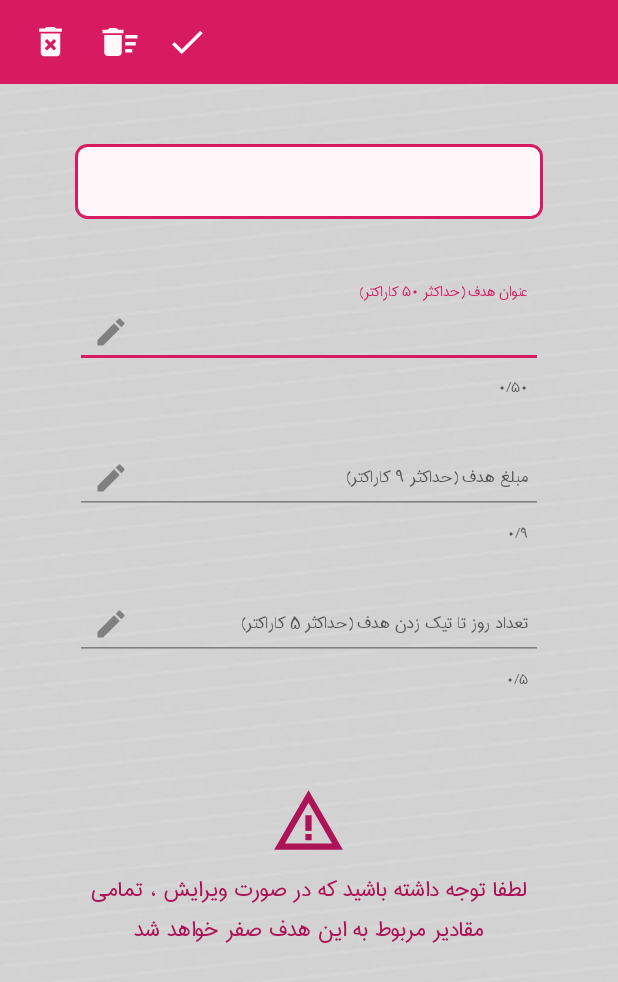
After one commit to kasra-07/TickVision, an Android app: the EditActivity screen opened directly, with no data from a screen before it, on a phone screen of 412 x 824 dp. The commit adds this screen. Shown: the top 982 px of the screen. Run offline under Robolectric (Android 15) with nearby library versions, the light colour scheme and no system bars.

Commit message:
end create activity_edit.xml

```diff
--- a/app/src/main/AndroidManifest.xml
+++ b/app/src/main/AndroidManifest.xml
@@ -18,6 +18,9 @@
         android:supportsRtl="true"
         android:theme="@style/Theme.TickVision"
         tools:targetApi="31">
+        <activity
+            android:name=".EditActivity"
+            android:exported="false" />
         <activity
             android:name=".DisconnectActivity"
             android:exported="false" />
--- /dev/null
+++ b/app/src/main/java/ir/mahchegroup/tickvision/EditActivity.java
@@ -0,0 +1,14 @@
+package ir.mahchegroup.tickvision;
+
+import androidx.appcompat.app.AppCompatActivity;
+
+import android.os.Bundle;
+
+public class EditActivity extends AppCompatActivity {
+
+    @Override
+    protected void onCreate(Bundle savedInstanceState) {
+        super.onCreate(savedInstanceState);
+        setContentView(R.layout.activity_edit);
+    }
+}
--- a/app/src/main/java/ir/mahchegroup/tickvision/HomeActivity.java
+++ b/app/src/main/java/ir/mahchegroup/tickvision/HomeActivity.java
@@ -84,7 +84,7 @@ public class HomeActivity extends AppCompatActivity implements GetCountVision.On
         int id = android.R.id.home;
         if (item.getItemId() == id) {
             if (menu.isOpened()) {
-                menu.close(true);
+                closeMenu();
                 new Handler().postDelayed(() -> drawer.openDrawer(Gravity.RIGHT), 400);
             } else {
                 if (drawer.isDrawerOpen(Gravity.RIGHT)) {
@@ -147,6 +147,16 @@ public class HomeActivity extends AppCompatActivity implements GetCountVision.On
         initTableViewAndTimeView();
 
         initIncomeViewAndPaymentView();
+
+        setMenu();
+
+        incomeLayout.setOnClickListener(v -> {
+            Toast.makeText(this, "income", Toast.LENGTH_SHORT).show();
+        });
+
+        paymentLayout.setOnClickListener(v -> {
+            Toast.makeText(this, "payment", Toast.LENGTH_SHORT).show();
+        });
     }
 
     @SuppressLint("InflateParams")
@@ -243,8 +253,26 @@ public class HomeActivity extends AppCompatActivity implements GetCountVision.On
         tvRest.setTextColor(isTick.equals("0") ? (rest > 0 ? getColor(R.color.primary_color) : getColor(R.color.accent_color)) : getColor(R.color.gray));
     }
 
+    @SuppressLint("InflateParams")
     private void initIncomeViewAndPaymentView() {
-        incomeView = inflater.inflate(R.layout)
+        if (incomeLayout.getChildAt(0) != null) {
+            incomeLayout.removeAllViews();
+        }
+
+        if (paymentLayout.getChildAt(0) != null) {
+            incomeLayout.removeAllViews();
+        }
+
+        String isTick = selectVisionModel.getIs_tick();
+
+        incomeView = inflater.inflate(isTick.equals("0") ? R.layout.income_view : R.layout.income_view_gray, null);
+        paymentView = inflater.inflate(isTick.equals("0") ? R.layout.payment_view : R.layout.payment_view_gray, null);
+
+        incomeLayout.addView(incomeView);
+        paymentLayout.addView(paymentView);
+
+        incomeLayout.setEnabled(isTick.equals("0"));
+        paymentLayout.setEnabled(isTick.equals("0"));
     }
 
     private void setMenu() {
@@ -263,19 +291,19 @@ public class HomeActivity extends AppCompatActivity implements GetCountVision.On
 
         menu.getChildAt(0).setOnClickListener(view -> {
             closeMenu();
-            addVisionDialog.show();
+            new Handler().postDelayed(() -> addVisionDialog.show(), 400);
         });
 
         menu.getChildAt(1).setOnClickListener(view -> {
             closeMenu();
             isCheckDayMode = true;
-            selectVisionDialog.show();
+            new Handler().postDelayed(() -> selectVisionDialog.show(), 400);
         });
 
         menu.getChildAt(2).setOnClickListener(view -> {
+            closeMenu();
             isCheckDayMode = false;
-            closeMenu();
-            selectVisionDialog.show();
+            new Handler().postDelayed(() -> selectVisionDialog.show(), 400);
         });
     }
 
@@ -477,7 +505,7 @@ public class HomeActivity extends AppCompatActivity implements GetCountVision.On
             intent.setFlags(Intent.FLAG_ACTIVITY_NEW_TASK);
             intent.setFlags(Intent.FLAG_ACTIVITY_NO_ANIMATION);
             startActivity(intent);
-            overridePendingTransition(0,0);
+            overridePendingTransition(0, 0);
             finish();
         } else {
             startNormallyActivity();
--- /dev/null
+++ b/app/src/main/res/drawable/ic_all_del.xml
@@ -0,0 +1,10 @@
+<vector xmlns:android="http://schemas.android.com/apk/res/android"
+    android:width="28dp"
+    android:height="28dp"
+    android:tint="#000000"
+    android:viewportWidth="24"
+    android:viewportHeight="24">
+    <path
+        android:fillColor="@android:color/white"
+        android:pathData="M15,16h4v2h-4zM15,8h7v2h-7zM15,12h6v2h-6zM3,18c0,1.1 0.9,2 2,2h6c1.1,0 2,-0.9 2,-2L13,8L3,8v10zM14,5h-3l-1,-1L6,4L5,5L2,5v2h12z" />
+</vector>
--- /dev/null
+++ b/app/src/main/res/drawable/ic_del.xml
@@ -0,0 +1,10 @@
+<vector xmlns:android="http://schemas.android.com/apk/res/android"
+    android:width="26dp"
+    android:height="26dp"
+    android:tint="#000000"
+    android:viewportWidth="24"
+    android:viewportHeight="24">
+    <path
+        android:fillColor="@android:color/white"
+        android:pathData="M6,19c0,1.1 0.9,2 2,2h8c1.1,0 2,-0.9 2,-2L18,7L6,7v12zM8.46,11.88l1.41,-1.41L12,12.59l2.12,-2.12 1.41,1.41L13.41,14l2.12,2.12 -1.41,1.41L12,15.41l-2.12,2.12 -1.41,-1.41L10.59,14l-2.13,-2.12zM15.5,4l-1,-1h-5l-1,1L5,4v2h14L19,4z" />
+</vector>
--- /dev/null
+++ b/app/src/main/res/drawable/ic_income.xml
@@ -0,0 +1,9 @@
+<vector xmlns:android="http://schemas.android.com/apk/res/android"
+    android:width="24dp"
+    android:height="24dp"
+    android:viewportWidth="24"
+    android:viewportHeight="24">
+    <path
+        android:fillColor="@color/accent_color"
+        android:pathData="M4,12l1.41,1.41L11,7.83V20h2V7.83l5.58,5.59L20,12l-8,-8 -8,8z" />
+</vector>
--- /dev/null
+++ b/app/src/main/res/drawable/ic_payment.xml
@@ -0,0 +1,9 @@
+<vector xmlns:android="http://schemas.android.com/apk/res/android"
+    android:width="24dp"
+    android:height="24dp"
+    android:viewportWidth="24"
+    android:viewportHeight="24">
+    <path
+        android:fillColor="@color/primary_color"
+        android:pathData="M20,12l-1.41,-1.41L13,16.17V4h-2v12.17l-5.58,-5.59L4,12l8,8 8,-8z" />
+</vector>
--- /dev/null
+++ b/app/src/main/res/drawable/ic_tick.xml
@@ -0,0 +1,10 @@
+<vector xmlns:android="http://schemas.android.com/apk/res/android"
+    android:width="28dp"
+    android:height="28dp"
+    android:tint="#000000"
+    android:viewportWidth="24"
+    android:viewportHeight="24">
+    <path
+        android:fillColor="@android:color/white"
+        android:pathData="M9,16.17L4.83,12l-1.42,1.41L9,19 21,7l-1.41,-1.41z" />
+</vector>
--- /dev/null
+++ b/app/src/main/res/drawable/ic_warning.xml
@@ -0,0 +1,16 @@
+<vector xmlns:android="http://schemas.android.com/apk/res/android"
+    android:width="24dp"
+    android:height="24dp"
+    android:tint="#000000"
+    android:viewportWidth="24"
+    android:viewportHeight="24">
+    <path
+        android:fillColor="@android:color/white"
+        android:pathData="M12,5.99L19.53,19H4.47L12,5.99M12,2L1,21h22L12,2L12,2z" />
+    <path
+        android:fillColor="@android:color/white"
+        android:pathData="M13,16l-2,0l0,2l2,0z" />
+    <path
+        android:fillColor="@android:color/white"
+        android:pathData="M13,10l-2,0l0,5l2,0z" />
+</vector>
--- /dev/null
+++ b/app/src/main/res/drawable/income_view_background.xml
@@ -0,0 +1,9 @@
+<?xml version="1.0" encoding="utf-8"?>
+<shape xmlns:android="http://schemas.android.com/apk/res/android"
+    android:shape="rectangle">
+    <solid android:color="@color/transparent" />
+    <stroke
+        android:width="@dimen/normal_line_size"
+        android:color="@color/accent_color" />
+    <corners android:radius="10dp" />
+</shape>
--- /dev/null
+++ b/app/src/main/res/drawable/payment_view_background.xml
@@ -0,0 +1,9 @@
+<?xml version="1.0" encoding="utf-8"?>
+<shape xmlns:android="http://schemas.android.com/apk/res/android"
+    android:shape="rectangle">
+    <solid android:color="@color/transparent" />
+    <stroke
+        android:width="@dimen/normal_line_size"
+        android:color="@color/primary_color" />
+    <corners android:radius="10dp" />
+</shape>
--- /dev/null
+++ b/app/src/main/res/layout/activity_edit.xml
@@ -0,0 +1,210 @@
+<?xml version="1.0" encoding="utf-8"?>
+<RelativeLayout xmlns:android="http://schemas.android.com/apk/res/android"
+    xmlns:app="http://schemas.android.com/apk/res-auto"
+    xmlns:tools="http://schemas.android.com/tools"
+    android:layout_width="match_parent"
+    android:layout_height="match_parent"
+    android:background="@drawable/background"
+    tools:context=".EditActivity">
+
+    <androidx.appcompat.widget.Toolbar
+        android:id="@+id/edit_toolbar"
+        android:layout_width="match_parent"
+        android:layout_height="?attr/actionBarSize"
+        android:layout_alignParentTop="true"
+        android:theme="@style/ThemeOverlay.AppCompat.Dark.ActionBar"
+        android:background="@color/primary_color"
+        android:layoutDirection="rtl">
+
+        <RelativeLayout
+            android:layout_width="match_parent"
+            android:layout_height="match_parent">
+
+            <ImageView
+                android:id="@+id/del_vision"
+                android:layout_width="wrap_content"
+                android:layout_height="wrap_content"
+                android:layout_alignParentEnd="true"
+                android:layout_centerVertical="true"
+                android:layout_marginEnd="15dp"
+                android:padding="5dp"
+                android:src="@drawable/ic_del"
+                app:tint="@color/primary_text_color"
+                tools:ignore="ContentDescription" />
+
+            <ImageView
+                android:id="@+id/del_all_vision"
+                android:layout_width="wrap_content"
+                android:layout_height="wrap_content"
+                android:layout_alignEnd="@id/del_vision"
+                android:layout_centerVertical="true"
+                android:layout_marginEnd="45dp"
+                android:padding="5dp"
+                android:src="@drawable/ic_all_del"
+                app:tint="@color/primary_text_color"
+                tools:ignore="ContentDescription" />
+
+            <ImageView
+                android:id="@+id/edit_vision"
+                android:layout_width="wrap_content"
+                android:layout_height="wrap_content"
+                android:layout_alignParentEnd="true"
+                android:layout_centerVertical="true"
+                android:layout_marginEnd="105dp"
+                android:padding="5dp"
+                android:src="@drawable/ic_tick"
+                app:tint="@color/primary_text_color"
+                tools:ignore="ContentDescription" />
+
+        </RelativeLayout>
+
+    </androidx.appcompat.widget.Toolbar>
+
+
+    <TextView
+        android:id="@+id/tv_title_edit"
+        android:layout_width="match_parent"
+        android:layout_height="wrap_content"
+        android:layout_below="@id/edit_toolbar"
+        android:layout_marginStart="50dp"
+        android:layout_marginTop="40dp"
+        android:layout_marginEnd="50dp"
+        android:background="@drawable/red_edt_background"
+        android:paddingStart="10dp"
+        android:paddingTop="10dp"
+        android:paddingEnd="10dp"
+        android:paddingBottom="10dp"
+        android:textAlignment="center"
+        android:textColor="@color/primary_color"
+        android:textSize="@dimen/title_size"
+        tools:text="خرید خودرو" />
+
+    <com.google.android.material.textfield.TextInputLayout
+        android:id="@+id/title_layout"
+        android:layout_width="match_parent"
+        android:layout_height="wrap_content"
+        android:layout_below="@id/tv_title_edit"
+        android:layout_marginStart="@dimen/margin_left_right_signup"
+        android:layout_marginTop="40dp"
+        android:layout_marginEnd="@dimen/margin_left_right_signup"
+        app:counterEnabled="true"
+        app:counterMaxLength="50"
+        app:errorIconTint="@color/red"
+        app:errorTextAppearance="@color/red"
+        app:errorTextColor="@color/red"
+        app:startIconDrawable="@drawable/ic_edit"
+        app:startIconTint="@color/gray">
+
+        <com.google.android.material.textfield.TextInputEditText
+            android:id="@+id/edt_title"
+            android:layout_width="match_parent"
+            android:layout_height="match_parent"
+            android:hint="@string/title_vision_text"
+            android:inputType="text"
+            android:maxLength="50"
+            android:maxLines="1"
+            android:paddingStart="@dimen/edt_padding"
+            android:paddingEnd="@dimen/edt_padding"
+            android:textCursorDrawable="@drawable/red_cursor"
+            android:textSize="@dimen/normal_text_size"
+            tools:ignore="VisualLintTextFieldSize,TextContrastCheck" />
+
+    </com.google.android.material.textfield.TextInputLayout>
+
+    <com.google.android.material.textfield.TextInputLayout
+        android:id="@+id/amount_layout"
+        android:layout_width="match_parent"
+        android:layout_height="wrap_content"
+        android:layout_below="@id/title_layout"
+        android:layout_marginStart="@dimen/margin_left_right_signup"
+        android:layout_marginTop="@dimen/margin_top_text_input_layout"
+        android:layout_marginEnd="@dimen/margin_left_right_signup"
+        app:counterEnabled="true"
+        app:counterMaxLength="9"
+        app:errorIconTint="@color/red"
+        app:errorTextAppearance="@color/red"
+        app:errorTextColor="@color/red"
+        app:startIconDrawable="@drawable/ic_edit"
+        app:startIconTint="@color/gray">
+
+        <com.google.android.material.textfield.TextInputEditText
+            android:id="@+id/edt_amount"
+            android:layout_width="match_parent"
+            android:layout_height="match_parent"
+            android:hint="@string/amount_vision_text"
+            android:inputType="number"
+            android:maxLength="9"
+            android:maxLines="1"
+            android:paddingStart="@dimen/edt_padding"
+            android:paddingEnd="@dimen/edt_padding"
+            android:textCursorDrawable="@drawable/red_cursor"
+            android:textSize="@dimen/normal_text_size"
+            tools:ignore="TextContrastCheck,VisualLintTextFieldSize" />
+
+    </com.google.android.material.textfield.TextInputLayout>
+
+    <com.google.android.material.textfield.TextInputLayout
+        android:id="@+id/day_layout"
+        android:layout_width="match_parent"
+        android:layout_height="wrap_content"
+        android:layout_below="@id/amount_layout"
+        android:layout_marginStart="@dimen/margin_left_right_signup"
+        android:layout_marginTop="@dimen/margin_top_text_input_layout"
+        android:layout_marginEnd="@dimen/margin_left_right_signup"
+        app:counterEnabled="true"
+        app:counterMaxLength="5"
+        app:errorIconDrawable="@null"
+        app:errorIconTint="@color/red"
+        app:errorTextAppearance="@color/red"
+        app:errorTextColor="@color/red"
+        app:passwordToggleTint="@color/gray"
+        app:startIconDrawable="@drawable/ic_edit"
+        app:startIconTint="@color/gray">
+
+        <com.google.android.material.textfield.TextInputEditText
+            android:id="@+id/edt_day"
+            android:layout_width="match_parent"
+            android:layout_height="match_parent"
+            android:hint="@string/day_vision_text"
+            android:inputType="number"
+            android:maxLength="5"
+            android:maxLines="1"
+            android:paddingStart="@dimen/edt_padding"
+            android:paddingEnd="@dimen/edt_padding"
+            android:textCursorDrawable="@drawable/red_cursor"
+            android:textSize="@dimen/normal_text_size"
+            tools:ignore="TextContrastCheck,VisualLintTextFieldSize" />
+
+    </com.google.android.material.textfield.TextInputLayout>
+
+    <LinearLayout
+        android:layout_width="match_parent"
+        android:layout_height="wrap_content"
+        android:layout_below="@id/day_layout"
+        android:layout_marginStart="50dp"
+        android:layout_marginTop="60dp"
+        android:layout_marginEnd="50dp"
+        android:orientation="vertical"
+        tools:ignore="UseCompoundDrawables">
+
+        <ImageView
+            android:layout_width="50dp"
+            android:layout_height="50dp"
+            android:layout_gravity="center"
+            android:src="@drawable/ic_warning"
+            app:tint="@color/primary_dark_color"
+            tools:ignore="ContentDescription" />
+
+        <TextView
+            android:layout_width="wrap_content"
+            android:layout_height="wrap_content"
+            android:layout_gravity="center"
+            android:layout_marginTop="7dp"
+            android:gravity="center"
+            android:text="@string/warning_edit_text"
+            android:textColor="@color/primary_dark_color"
+            android:textSize="@dimen/large_text_size" />
+
+    </LinearLayout>
+
+</RelativeLayout>
--- a/app/src/main/res/layout/payment_view_gray.xml
+++ b/app/src/main/res/layout/payment_view_gray.xml
@@ -32,6 +32,6 @@
         android:paddingBottom="5dp"
         android:src="@drawable/ic_payment"
         app:tint="@color/gray"
-        tools:ignore="ContentDescription" />
+        tools:ignore="ContentDescription,ImageContrastCheck" />
 
 </LinearLayout>
--- a/app/src/main/res/values/strings.xml
+++ b/app/src/main/res/values/strings.xml
@@ -37,9 +37,9 @@
     <string name="login_error">نام کاربری یا ایمیل نادرست است</string>
     <string name="login_pass_error">کلمه عبور نادرست است</string>
     <string name="coming_soon">به زودی اضافه خواهد شد</string>
-    <string name="add_vision_text">افزودن هدف جدید</string>
-    <string name="select_check_vision_text">انتخاب هدف جهت بررسی</string>
-    <string name="select_edit_vision_text">انتخاب هدف جهت ویرایش</string>
+    <string name="add_vision_text">هدف جدید</string>
+    <string name="select_check_vision_text">بررسی هدف</string>
+    <string name="select_edit_vision_text">ویرایش هدف</string>
     <string name="update_old_visions_text">بروزرسانی هدف های پیشین</string>
     <string name="first_update_vision_dialog_text">شما قبلا تعدادی هدف مشخص کرده اید\nآیا جهت بروزرسانی مایل هستید ؟</string>
     <string name="update_text">بروزرسانی</string>
@@ -83,4 +83,7 @@
     <string name="rest_days_text">باقیمانده روز</string>
     <string name="rest_text">باقیمانده</string>
     <string name="extra_text">مازاد</string>
+    <string name="save_income_text">ثبت درآمد</string>
+    <string name="save_payment_text">ثبت هزینه</string>
+    <string name="warning_edit_text">لطفا توجه داشته باشید که در صورت ویرایش ، تمامی مقادیر مربوط به این هدف صفر خواهد شد</string>
 </resources>
```
